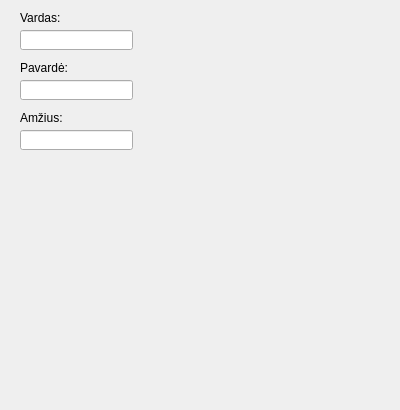
This is registerclient.ui in RobertasJan/HotelManagement as Qt 5 draws it before an edit. The edited form follows.
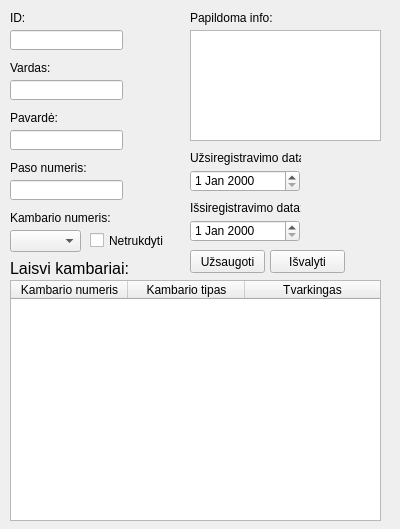
This is the edited form.

Commit message: Added parts for room registration functionality

Patch:
```diff
--- a/registerclient.ui
+++ b/registerclient.ui
@@ -7,7 +7,7 @@
     <x>0</x>
     <y>0</y>
     <width>400</width>
-    <height>410</height>
+    <height>529</height>
    </rect>
   </property>
   <property name="windowTitle">
@@ -16,7 +16,7 @@
   <widget class="QLineEdit" name="lineEdit">
    <property name="geometry">
     <rect>
-     <x>20</x>
+     <x>10</x>
      <y>30</y>
      <width>113</width>
      <height>20</height>
@@ -26,20 +26,20 @@
   <widget class="QLabel" name="label">
    <property name="geometry">
     <rect>
-     <x>20</x>
+     <x>10</x>
      <y>10</y>
      <width>111</width>
      <height>16</height>
     </rect>
    </property>
    <property name="text">
-    <string>Vardas:</string>
+    <string>ID:</string>
    </property>
   </widget>
   <widget class="QLineEdit" name="lineEdit_2">
    <property name="geometry">
     <rect>
-     <x>20</x>
+     <x>10</x>
      <y>80</y>
      <width>113</width>
      <height>20</height>
@@ -49,20 +49,20 @@
   <widget class="QLabel" name="label_2">
    <property name="geometry">
     <rect>
-     <x>20</x>
+     <x>10</x>
      <y>60</y>
      <width>111</width>
      <height>16</height>
     </rect>
    </property>
    <property name="text">
-    <string>Pavardė:</string>
+    <string>Vardas:</string>
    </property>
   </widget>
   <widget class="QLineEdit" name="lineEdit_3">
    <property name="geometry">
     <rect>
-     <x>20</x>
+     <x>10</x>
      <y>130</y>
      <width>113</width>
      <height>20</height>
@@ -72,14 +72,235 @@
   <widget class="QLabel" name="label_3">
    <property name="geometry">
     <rect>
-     <x>20</x>
+     <x>10</x>
      <y>110</y>
      <width>111</width>
      <height>16</height>
     </rect>
    </property>
    <property name="text">
-    <string>Amžius:</string>
+    <string>Pavardė:</string>
+   </property>
+  </widget>
+  <widget class="QLineEdit" name="passportField">
+   <property name="geometry">
+    <rect>
+     <x>10</x>
+     <y>180</y>
+     <width>113</width>
+     <height>20</height>
+    </rect>
+   </property>
+   <property name="text">
+    <string/>
+   </property>
+   <property name="maxLength">
+    <number>10</number>
+   </property>
+  </widget>
+  <widget class="QLabel" name="label_4">
+   <property name="geometry">
+    <rect>
+     <x>10</x>
+     <y>160</y>
+     <width>111</width>
+     <height>16</height>
+    </rect>
+   </property>
+   <property name="text">
+    <string>Paso numeris:</string>
+   </property>
+  </widget>
+  <widget class="QPlainTextEdit" name="extraInfo">
+   <property name="geometry">
+    <rect>
+     <x>190</x>
+     <y>30</y>
+     <width>191</width>
+     <height>111</height>
+    </rect>
+   </property>
+  </widget>
+  <widget class="QLabel" name="label_5">
+   <property name="geometry">
+    <rect>
+     <x>190</x>
+     <y>10</y>
+     <width>111</width>
+     <height>16</height>
+    </rect>
+   </property>
+   <property name="text">
+    <string>Papildoma info:</string>
+   </property>
+  </widget>
+  <widget class="QCheckBox" name="disturbCheckBox">
+   <property name="geometry">
+    <rect>
+     <x>90</x>
+     <y>230</y>
+     <width>81</width>
+     <height>21</height>
+    </rect>
+   </property>
+   <property name="text">
+    <string>Netrukdyti</string>
+   </property>
+  </widget>
+  <widget class="QLabel" name="label_6">
+   <property name="geometry">
+    <rect>
+     <x>10</x>
+     <y>210</y>
+     <width>111</width>
+     <height>16</height>
+    </rect>
+   </property>
+   <property name="text">
+    <string>Kambario numeris:</string>
+   </property>
+  </widget>
+  <widget class="QComboBox" name="roomComboBox">
+   <property name="geometry">
+    <rect>
+     <x>10</x>
+     <y>230</y>
+     <width>71</width>
+     <height>22</height>
+    </rect>
+   </property>
+  </widget>
+  <widget class="QPushButton" name="saveButton">
+   <property name="geometry">
+    <rect>
+     <x>190</x>
+     <y>250</y>
+     <width>75</width>
+     <height>23</height>
+    </rect>
+   </property>
+   <property name="text">
+    <string>Užsaugoti</string>
+   </property>
+  </widget>
+  <widget class="QPushButton" name="clearButton">
+   <property name="geometry">
+    <rect>
+     <x>270</x>
+     <y>250</y>
+     <width>75</width>
+     <height>23</height>
+    </rect>
+   </property>
+   <property name="text">
+    <string>Išvalyti</string>
+   </property>
+  </widget>
+  <widget class="QTableWidget" name="roomTableWidget">
+   <property name="geometry">
+    <rect>
+     <x>10</x>
+     <y>280</y>
+     <width>371</width>
+     <height>241</height>
+    </rect>
+   </property>
+   <property name="sizeAdjustPolicy">
+    <enum>QAbstractScrollArea::AdjustIgnored</enum>
+   </property>
+   <attribute name="horizontalHeaderCascadingSectionResizes">
+    <bool>false</bool>
+   </attribute>
+   <attribute name="horizontalHeaderDefaultSectionSize">
+    <number>117</number>
+   </attribute>
+   <attribute name="horizontalHeaderMinimumSectionSize">
+    <number>50</number>
+   </attribute>
+   <attribute name="horizontalHeaderStretchLastSection">
+    <bool>true</bool>
+   </attribute>
+   <attribute name="verticalHeaderStretchLastSection">
+    <bool>false</bool>
+   </attribute>
+   <column>
+    <property name="text">
+     <string>Kambario numeris</string>
+    </property>
+   </column>
+   <column>
+    <property name="text">
+     <string>Kambario tipas</string>
+    </property>
+   </column>
+   <column>
+    <property name="text">
+     <string>Tvarkingas</string>
+    </property>
+   </column>
+  </widget>
+  <widget class="QLabel" name="label_7">
+   <property name="geometry">
+    <rect>
+     <x>10</x>
+     <y>260</y>
+     <width>131</width>
+     <height>16</height>
+    </rect>
+   </property>
+   <property name="font">
+    <font>
+     <pointsize>12</pointsize>
+    </font>
+   </property>
+   <property name="text">
+    <string>Laisvi kambariai:</string>
+   </property>
+  </widget>
+  <widget class="QDateEdit" name="dateEdit">
+   <property name="geometry">
+    <rect>
+     <x>190</x>
+     <y>170</y>
+     <width>110</width>
+     <height>22</height>
+    </rect>
+   </property>
+  </widget>
+  <widget class="QDateEdit" name="dateEdit_2">
+   <property name="geometry">
+    <rect>
+     <x>190</x>
+     <y>220</y>
+     <width>110</width>
+     <height>22</height>
+    </rect>
+   </property>
+  </widget>
+  <widget class="QLabel" name="label_8">
+   <property name="geometry">
+    <rect>
+     <x>190</x>
+     <y>150</y>
+     <width>111</width>
+     <height>16</height>
+    </rect>
+   </property>
+   <property name="text">
+    <string>Užsiregistravimo data:</string>
+   </property>
+  </widget>
+  <widget class="QLabel" name="label_9">
+   <property name="geometry">
+    <rect>
+     <x>190</x>
+     <y>200</y>
+     <width>111</width>
+     <height>16</height>
+    </rect>
+   </property>
+   <property name="text">
+    <string>Išsiregistravimo data:</string>
    </property>
   </widget>
  </widget>
```
Left out of the diff: 15 changed lines with no effect on the pictures. The commit also changes 9 other files.
